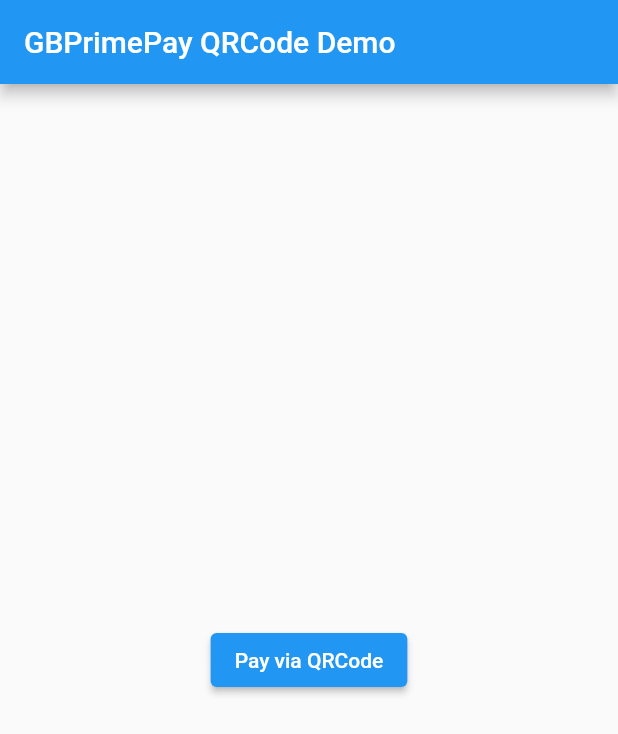
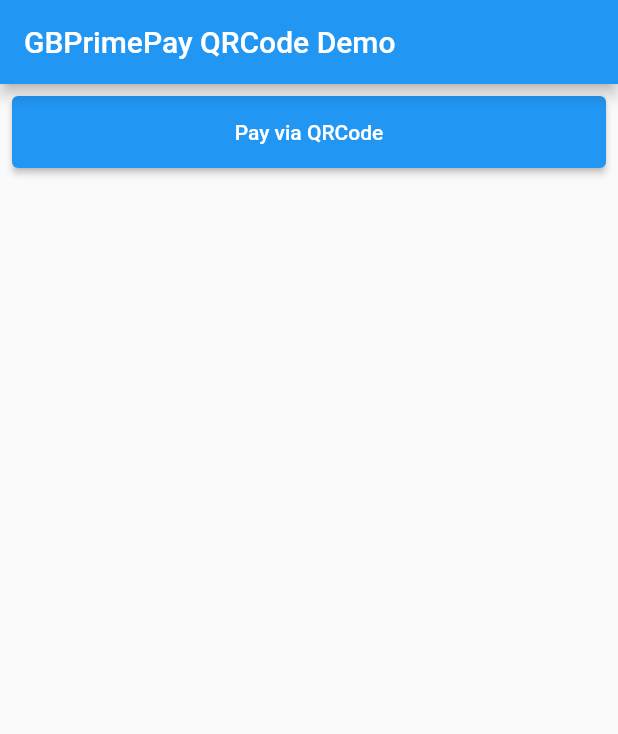
Before and after one commit to anoochit/flutter_gbprimepay_qrcode, a Flutter app: the screen it shows after launch, on a phone screen of 412 x 824 dp. Shown: the top 734 px of the screen. Run offline on Flutter 3.47's test engine with Material 2 defaults, Android fonts, the light colour scheme and no system bars; our stand-ins replace cloud_firestore, firebase_core, flutter_dotenv, get; accounts and stored records are empty; generated files the repository leaves out were written again.

Commit message:
update example ui

```diff
--- a/example/lib/main.dart
+++ b/example/lib/main.dart
@@ -53,14 +53,18 @@
       appBar: AppBar(
         title: Text(widget.title),
       ),
-      body: Center(
-        child: ElevatedButton(
+      body: Padding(
+        padding: const EdgeInsets.all(8.0),
+        child: LayoutBuilder(builder: (context, constraints) {
+          return ElevatedButton(
+            style: ElevatedButton.styleFrom(
+              minimumSize: Size(constraints.maxWidth, 48),
+            ),
             onPressed: () {
               // pay with gbprimapay qrcode
 
               // create timestamp as referenceId
-            final referenceNo =
-                DateTime.now().millisecondsSinceEpoch.toString();
+              final referenceNo = DateTime.now().millisecondsSinceEpoch.toString();
               const amount = 1.0;
 
               // show dialog
@@ -85,7 +89,8 @@
               );
             },
             child: const Text("Pay via QRCode"),
-        ),
+          );
+        }),
       ),
     );
   }
```
Also changed, not shown: 1 other file. Lines whose indentation alone changed are shown as unchanged.
